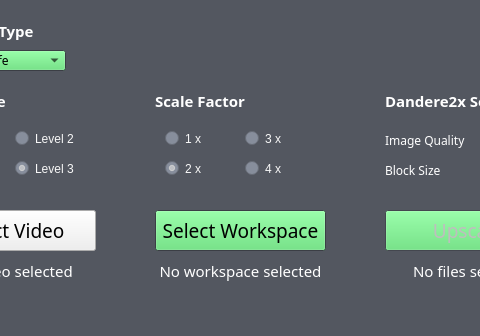
First picture: the form in src/gui/Dandere2xGui.ui, repository akai-katto/dandere2x, before the edit; both pictures show x 105 to 585 and y 0 to 336 of the 707 by 336 pixel window.
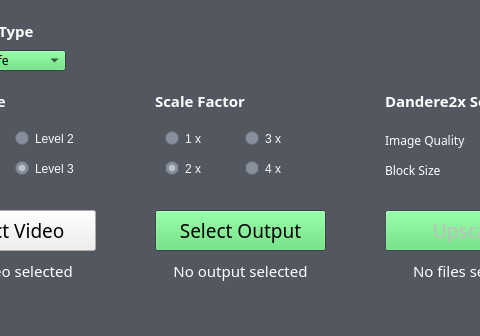
Second picture: the form after the edit.

Commit message: user selects output file for GUI rather than workspace

```diff
--- a/src/gui/Dandere2xGui.ui
+++ b/src/gui/Dandere2xGui.ui
@@ -252,7 +252,7 @@
                     </font>
                 </property>
                 <property name="text">
-                    <string>Select Workspace</string>
+     <string>Select Output</string>
                 </property>
             </widget>
             <widget class="QPushButton" name="upscale_button">
@@ -538,7 +538,7 @@
                     </font>
                 </property>
                 <property name="text">
-                    <string>No workspace selected</string>
+     <string>No output selected</string>
                 </property>
                 <property name="alignment">
                     <set>Qt::AlignCenter</set>
```
Left out of the diff: 6 changed lines with no effect on the pictures. Lines whose indentation alone changed are shown as unchanged. The commit also changes 4 other files.
